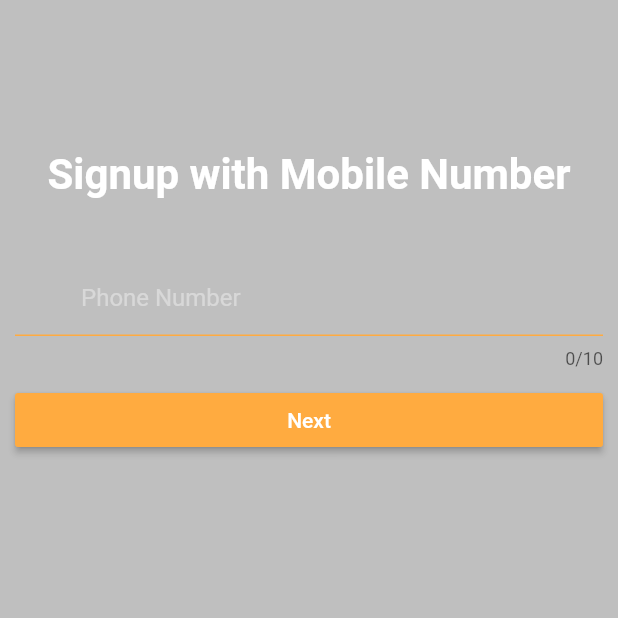
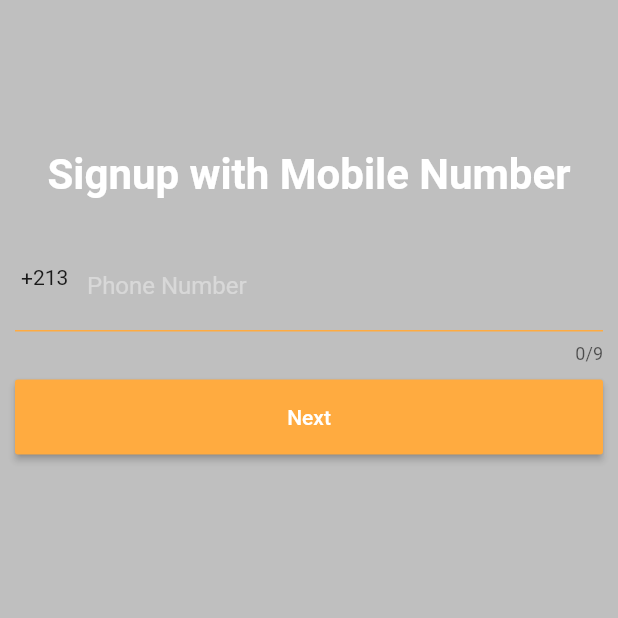
Before and after one commit to M4dj1/hairo, a Flutter app: the screen it shows after launch, after a tap on an icon or button, on a phone screen of 412 x 824 dp, the top half of it. Run offline on Flutter 3.47's test engine with Material 2 defaults, Android fonts, the phone set to English and light mode, and no system bars; our stand-ins replace firebase_auth, firebase_core, firebase_database, pin_code_fields; accounts and stored records are empty; network calls fail.

Commit message:
UI edits

```diff
--- a/lib/LoginRegScreens/loginpage.dart
+++ b/lib/LoginRegScreens/loginpage.dart
@@ -26,7 +26,7 @@ class _LoginScreenState extends State<LoginScreen> {
                 margin: EdgeInsets.only(top: 100),
                 child: Center(
                   child: Text(
-                    'Login Into Application',
+                    'Login Into Hairo',
                     style: TextStyle(
                         fontWeight: FontWeight.bold,
                         fontSize: 28,
@@ -40,12 +40,16 @@ class _LoginScreenState extends State<LoginScreen> {
                   style: TextStyle(color: Colors.white70),
                   cursorColor: Colors.orangeAccent,
                   decoration: InputDecoration(
+                    prefix: Padding(
+                      padding: EdgeInsets.all(4),
+                      child: Text('+213'),
+                    ),
                     hintText: 'Phone Number',
                     hintStyle: TextStyle(color: Colors.white38),
                     enabledBorder: UnderlineInputBorder(
                         borderSide: BorderSide(color: Colors.orangeAccent)),
                   ),
-                  maxLength: 10,
+                  maxLength: 9,
                   keyboardType: TextInputType.number,
                   controller: _controller,
                 ),
--- a/lib/LoginRegScreens/otp.dart
+++ b/lib/LoginRegScreens/otp.dart
@@ -24,14 +24,11 @@ class _OTPScreenState extends State<OTPScreen> {
   Widget build(BuildContext context) {
     return Scaffold(
       key: _scaffoldkey,
-      appBar: AppBar(
-        title: Text('OTP Verification'),
-      ),
       body: SingleChildScrollView(
         child: Column(
           children: [
             Container(
-              margin: EdgeInsets.only(top: 40),
+              margin: EdgeInsets.only(top: 120),
               child: Center(
                 child: Text(
                   'Verify +213-${widget.phone}',
--- a/lib/LoginRegScreens/registration.dart
+++ b/lib/LoginRegScreens/registration.dart
@@ -35,16 +35,17 @@ class _RegistartionState extends State<Registartion> {
                   style: TextStyle(color: Colors.white60),
                   cursorColor: Colors.orangeAccent,
                   decoration: InputDecoration(
+                    isDense: true,
+                    prefixIcon: Padding(
+                      padding: EdgeInsets.all(4),
+                      child: Text('+213'),
+                    ),
                     hintText: 'Phone Number',
                     hintStyle: TextStyle(color: Colors.white38),
                     enabledBorder: UnderlineInputBorder(
                         borderSide: BorderSide(color: Colors.orangeAccent)),
-                    prefix: Padding(
-                      padding: EdgeInsets.all(4),
-                      child: Text('+213'),
-                    ),
                   ),
-                  maxLength: 10,
+                  maxLength: 9,
                   keyboardType: TextInputType.number,
                   controller: _controller,
                 ),
@@ -54,6 +55,7 @@ class _RegistartionState extends State<Registartion> {
               margin: EdgeInsets.all(10),
               width: double.infinity,
               child: MaterialButton(
+                height: 50,
                 color: Colors.orangeAccent,
                 onPressed: () {
                   Navigator.of(context).push(MaterialPageRoute(
--- a/lib/home.dart
+++ b/lib/home.dart
@@ -16,6 +16,7 @@ class _HomeState extends State<Home> {
   Widget build(BuildContext context) {
     return Scaffold(
       appBar: AppBar(
+        backgroundColor: Colors.orangeAccent,
         title: Text('Home'),
         actions: [
           IconButton(
```
